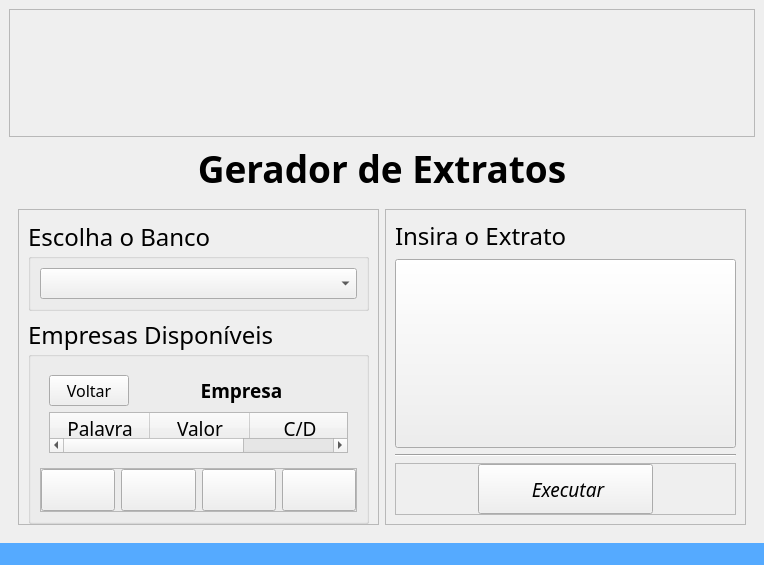
DeltaPrice-Pedro/Extrato_Auto, file code/src/ui/window_extratos.ui: the form before one commit.
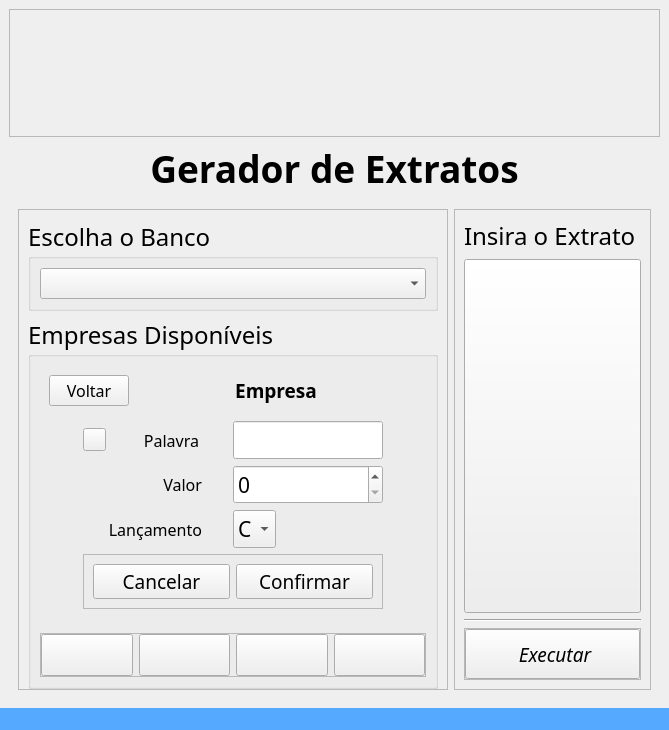
The form after the commit. The open tabs and pages were chosen to show the change. Icons and pictures are not drawn.

Commit message: interface, swich_to, reference

The edit to the form file:
```diff
--- a/code/src/ui/window_extratos.ui
+++ b/code/src/ui/window_extratos.ui
@@ -6,16 +6,10 @@
    <rect>
     <x>0</x>
     <y>0</y>
-    <width>764</width>
-    <height>565</height>
+    <width>667</width>
+    <height>654</height>
    </rect>
   </property>
-  <property name="minimumSize">
-   <size>
-    <width>764</width>
-    <height>565</height>
-   </size>
-  </property>
   <property name="windowTitle">
    <string>MainWindow</string>
   </property>
@@ -189,7 +183,7 @@
                 <item>
                  <widget class="QStackedWidget" name="stackedWidget_2">
                   <property name="sizePolicy">
-                   <sizepolicy hsizetype="Minimum" vsizetype="Expanding">
+                   <sizepolicy hsizetype="Maximum" vsizetype="Expanding">
                     <horstretch>0</horstretch>
                     <verstretch>0</verstretch>
                    </sizepolicy>
@@ -262,6 +256,293 @@
                   </widget>
                   <widget class="QWidget" name="page_4">
                    <layout class="QGridLayout" name="gridLayout_6">
+                    <item row="1" column="0" colspan="2">
+                     <widget class="QStackedWidget" name="stackedWidget_reference">
+                      <property name="currentIndex">
+                       <number>0</number>
+                      </property>
+                      <widget class="QWidget" name="page_6">
+                       <layout class="QHBoxLayout" name="horizontalLayout_6">
+                        <item>
+                         <widget class="QTableWidget" name="table_reference">
+                          <property name="minimumSize">
+                           <size>
+                            <width>350</width>
+                            <height>0</height>
+                           </size>
+                          </property>
+                          <property name="font">
+                           <font>
+                            <family>Bahnschrift</family>
+                            <pointsize>12</pointsize>
+                           </font>
+                          </property>
+                          <property name="alternatingRowColors">
+                           <bool>true</bool>
+                          </property>
+                          <property name="sortingEnabled">
+                           <bool>true</bool>
+                          </property>
+                          <attribute name="horizontalHeaderDefaultSectionSize">
+                           <number>116</number>
+                          </attribute>
+                          <column>
+                           <property name="text">
+                            <string>Palavra</string>
+                           </property>
+                           <property name="font">
+                            <font>
+                             <family>Bahnschrift</family>
+                             <pointsize>14</pointsize>
+                             <fontweight>Light</fontweight>
+                            </font>
+                           </property>
+                          </column>
+                          <column>
+                           <property name="text">
+                            <string>Valor</string>
+                           </property>
+                           <property name="font">
+                            <font>
+                             <family>Bahnschrift</family>
+                             <pointsize>14</pointsize>
+                             <fontweight>Light</fontweight>
+                            </font>
+                           </property>
+                          </column>
+                          <column>
+                           <property name="text">
+                            <string>Lançamento</string>
+                           </property>
+                           <property name="font">
+                            <font>
+                             <family>Bahnschrift</family>
+                             <pointsize>14</pointsize>
+                             <fontweight>Light</fontweight>
+                            </font>
+                           </property>
+                          </column>
+                         </widget>
+                        </item>
+                       </layout>
+                      </widget>
+                      <widget class="QWidget" name="page_7">
+                       <layout class="QGridLayout" name="gridLayout_8">
+                        <item row="0" column="0">
+                         <widget class="QPushButton" name="pushButton_6">
+                          <property name="sizePolicy">
+                           <sizepolicy hsizetype="Maximum" vsizetype="Maximum">
+                            <horstretch>0</horstretch>
+                            <verstretch>0</verstretch>
+                           </sizepolicy>
+                          </property>
+                          <property name="maximumSize">
+                           <size>
+                            <width>23</width>
+                            <height>23</height>
+                           </size>
+                          </property>
+                          <property name="font">
+                           <font>
+                            <family>Bahnschrift</family>
+                            <pointsize>19</pointsize>
+                           </font>
+                          </property>
+                          <property name="text">
+                           <string/>
+                          </property>
+                          <property name="icon">
+                           <iconset theme="QIcon::ThemeIcon::HelpAbout"/>
+                          </property>
+                         </widget>
+                        </item>
+                        <item row="0" column="1">
+                         <widget class="QLabel" name="label_5">
+                          <property name="sizePolicy">
+                           <sizepolicy hsizetype="Maximum" vsizetype="Preferred">
+                            <horstretch>0</horstretch>
+                            <verstretch>0</verstretch>
+                           </sizepolicy>
+                          </property>
+                          <property name="font">
+                           <font>
+                            <family>Bahnschrift</family>
+                            <pointsize>12</pointsize>
+                            <fontweight>Thin</fontweight>
+                           </font>
+                          </property>
+                          <property name="text">
+                           <string>Palavra</string>
+                          </property>
+                          <property name="alignment">
+                           <set>Qt::AlignmentFlag::AlignRight|Qt::AlignmentFlag::AlignTrailing|Qt::AlignmentFlag::AlignVCenter</set>
+                          </property>
+                         </widget>
+                        </item>
+                        <item row="0" column="2">
+                         <widget class="QLineEdit" name="lineEdit_word">
+                          <property name="sizePolicy">
+                           <sizepolicy hsizetype="Maximum" vsizetype="Fixed">
+                            <horstretch>0</horstretch>
+                            <verstretch>0</verstretch>
+                           </sizepolicy>
+                          </property>
+                          <property name="maximumSize">
+                           <size>
+                            <width>150</width>
+                            <height>16777215</height>
+                           </size>
+                          </property>
+                          <property name="font">
+                           <font>
+                            <family>Bahnschrift</family>
+                            <pointsize>16</pointsize>
+                           </font>
+                          </property>
+                         </widget>
+                        </item>
+                        <item row="1" column="2">
+                         <widget class="QSpinBox" name="spinBox_value">
+                          <property name="sizePolicy">
+                           <sizepolicy hsizetype="Minimum" vsizetype="Fixed">
+                            <horstretch>0</horstretch>
+                            <verstretch>0</verstretch>
+                           </sizepolicy>
+                          </property>
+                          <property name="font">
+                           <font>
+                            <family>Bahnschrift</family>
+                            <pointsize>16</pointsize>
+                           </font>
+                          </property>
+                         </widget>
+                        </item>
+                        <item row="2" column="0" colspan="2">
+                         <widget class="QLabel" name="label_6">
+                          <property name="font">
+                           <font>
+                            <family>Bahnschrift</family>
+                            <pointsize>12</pointsize>
+                            <fontweight>Thin</fontweight>
+                           </font>
+                          </property>
+                          <property name="text">
+                           <string>Lançamento</string>
+                          </property>
+                          <property name="alignment">
+                           <set>Qt::AlignmentFlag::AlignRight|Qt::AlignmentFlag::AlignTrailing|Qt::AlignmentFlag::AlignVCenter</set>
+                          </property>
+                         </widget>
+                        </item>
+                        <item row="2" column="2">
+                         <widget class="QComboBox" name="comboBox_release">
+                          <property name="sizePolicy">
+                           <sizepolicy hsizetype="Maximum" vsizetype="Fixed">
+                            <horstretch>0</horstretch>
+                            <verstretch>0</verstretch>
+                           </sizepolicy>
+                          </property>
+                          <property name="font">
+                           <font>
+                            <family>Bahnschrift</family>
+                            <pointsize>16</pointsize>
+                           </font>
+                          </property>
+                          <item>
+                           <property name="text">
+                            <string>C</string>
+                           </property>
+                          </item>
+                          <item>
+                           <property name="text">
+                            <string>D</string>
+                           </property>
+                          </item>
+                         </widget>
+                        </item>
+                        <item row="3" column="0" colspan="3">
+                         <widget class="QFrame" name="frame_7">
+                          <property name="sizePolicy">
+                           <sizepolicy hsizetype="Minimum" vsizetype="Maximum">
+                            <horstretch>0</horstretch>
+                            <verstretch>0</verstretch>
+                           </sizepolicy>
+                          </property>
+                          <property name="frameShape">
+                           <enum>QFrame::Shape::StyledPanel</enum>
+                          </property>
+                          <property name="frameShadow">
+                           <enum>QFrame::Shadow::Raised</enum>
+                          </property>
+                          <layout class="QHBoxLayout" name="horizontalLayout_7">
+                           <item>
+                            <widget class="QPushButton" name="pushButton_cancel">
+                             <property name="maximumSize">
+                              <size>
+                               <width>150</width>
+                               <height>16777215</height>
+                              </size>
+                             </property>
+                             <property name="font">
+                              <font>
+                               <family>Bahnschrift</family>
+                               <pointsize>14</pointsize>
+                              </font>
+                             </property>
+                             <property name="text">
+                              <string>Cancelar</string>
+                             </property>
+                            </widget>
+                           </item>
+                           <item>
+                            <widget class="QPushButton" name="pushButton_confirm">
+                             <property name="maximumSize">
+                              <size>
+                               <width>150</width>
+                               <height>16777215</height>
+                              </size>
+                             </property>
+                             <property name="font">
+                              <font>
+                               <family>Bahnschrift</family>
+                               <pointsize>14</pointsize>
+                              </font>
+                             </property>
+                             <property name="text">
+                              <string>Confirmar</string>
+                             </property>
+                            </widget>
+                           </item>
+                          </layout>
+                         </widget>
+                        </item>
+                        <item row="1" column="1">
+                         <widget class="QLabel" name="label_7">
+                          <property name="sizePolicy">
+                           <sizepolicy hsizetype="Preferred" vsizetype="Preferred">
+                            <horstretch>0</horstretch>
+                            <verstretch>0</verstretch>
+                           </sizepolicy>
+                          </property>
+                          <property name="font">
+                           <font>
+                            <family>Bahnschrift</family>
+                            <pointsize>12</pointsize>
+                            <fontweight>Thin</fontweight>
+                           </font>
+                          </property>
+                          <property name="text">
+                           <string>Valor</string>
+                          </property>
+                          <property name="alignment">
+                           <set>Qt::AlignmentFlag::AlignRight|Qt::AlignmentFlag::AlignTrailing|Qt::AlignmentFlag::AlignVCenter</set>
+                          </property>
+                         </widget>
+                        </item>
+                       </layout>
+                      </widget>
+                     </widget>
+                    </item>
                     <item row="0" column="1">
                      <widget class="QLabel" name="label">
                       <property name="font">
@@ -279,58 +560,6 @@
                       </property>
                      </widget>
                     </item>
-                    <item row="3" column="0" colspan="2">
-                     <widget class="QTableWidget" name="tableWidget">
-                      <property name="font">
-                       <font>
-                        <family>Bahnschrift</family>
-                        <pointsize>12</pointsize>
-                       </font>
-                      </property>
-                      <property name="alternatingRowColors">
-                       <bool>true</bool>
-                      </property>
-                      <property name="sortingEnabled">
-                       <bool>true</bool>
-                      </property>
-                      <column>
-                       <property name="text">
-                        <string>Palavra</string>
-                       </property>
-                       <property name="font">
-                        <font>
-                         <family>Bahnschrift</family>
-                         <pointsize>14</pointsize>
-                         <fontweight>Light</fontweight>
-                        </font>
-                       </property>
-                      </column>
-                      <column>
-                       <property name="text">
-                        <string>Valor</string>
-                       </property>
-                       <property name="font">
-                        <font>
-                         <family>Bahnschrift</family>
-                         <pointsize>14</pointsize>
-                         <fontweight>Light</fontweight>
-                        </font>
-                       </property>
-                      </column>
-                      <column>
-                       <property name="text">
-                        <string>C/D</string>
-                       </property>
-                       <property name="font">
-                        <font>
-                         <family>Bahnschrift</family>
-                         <pointsize>14</pointsize>
-                         <fontweight>Light</fontweight>
-                        </font>
-                       </property>
-                      </column>
-                     </widget>
-                    </item>
                     <item row="0" column="0">
                      <widget class="QPushButton" name="pushButton">
                       <property name="sizePolicy">
```
Left out of the diff: 46 changed lines with no effect on the pictures. The commit also changes 2 other files.
